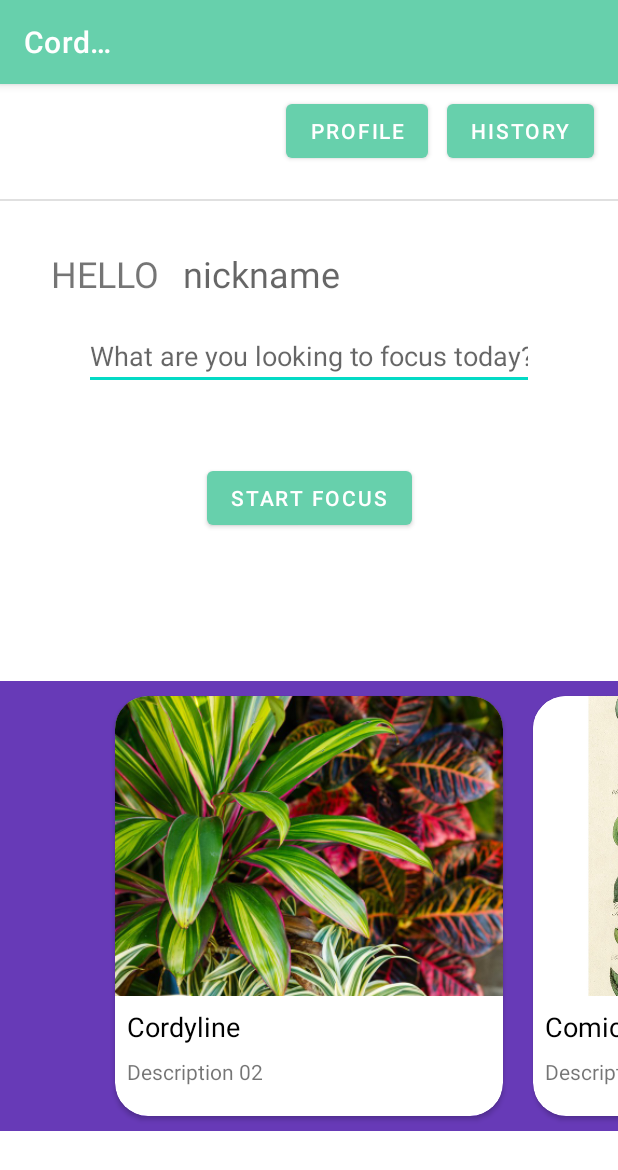
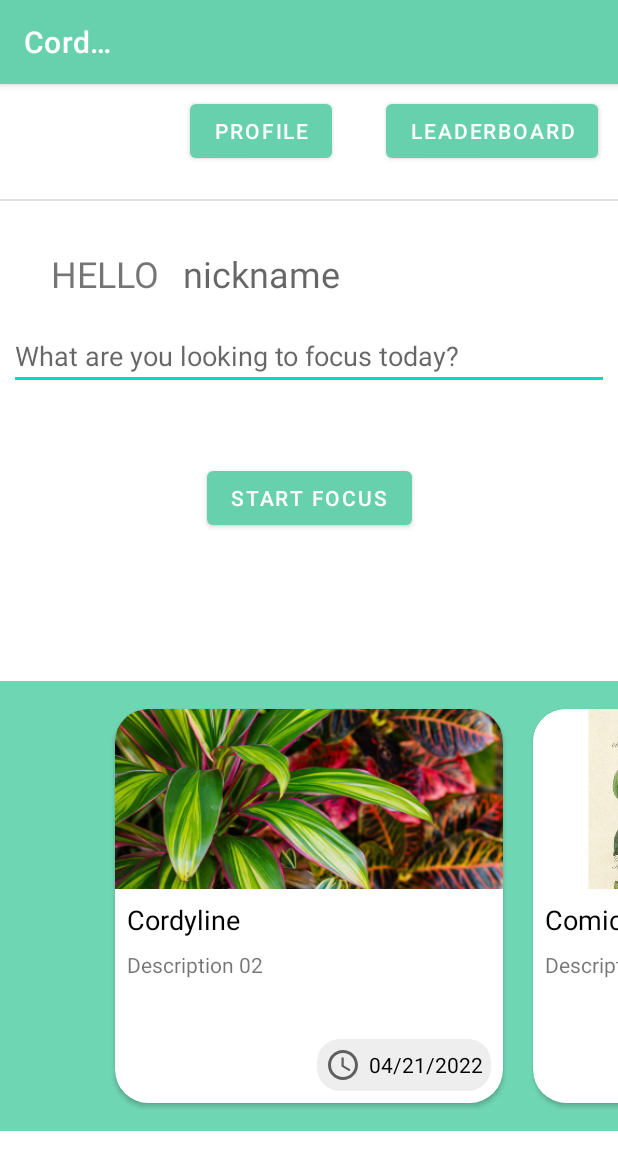
Before and after one commit to NovoZZZ/Absorb, an Android app: the MenuActivity screen opened directly, with no data from a screen before it, on a phone screen of 412 x 824 dp. Shown: the top 1170 px of the screen. Run offline under Robolectric (Android 15) with nearby library versions, the phone set to English and light mode, and no system bars.

Commit message:
update some changes on menu page; nickname, edittext extras needs fix

```diff
--- a/app/src/main/AndroidManifest.xml
+++ b/app/src/main/AndroidManifest.xml
@@ -36,7 +36,8 @@
             android:exported="false" />
         <activity
             android:name=".FocusActivity"
-            android:exported="false" />
+            android:exported="false"
+            android:parentActivityName=".MenuActivity"/>
         <activity
             android:name=".MainActivity"
             android:exported="true" >
--- a/app/src/main/java/edu/neu/absorb/FocusActivity.java
+++ b/app/src/main/java/edu/neu/absorb/FocusActivity.java
@@ -55,6 +55,12 @@ public class FocusActivity extends AppCompatActivity implements SensorEventListe
     protected void onCreate(Bundle savedInstanceState) {
         super.onCreate(savedInstanceState);
         setContentView(R.layout.activity_focus);
+
+        //todo: put description from menu page to etFocusDescription
+        // but cannot settext to and putExtras from etFocusDescription at same time in onCreate 4/28
+        Intent intent = getIntent();
+        String descriptionFromMenu = intent.getStringExtra(MenuActivity.EXTRA_DESCRIPTION);
+
 
         tvFocusTime = findViewById(R.id.tv_focus_time);
         etFocusDescription = findViewById(R.id.et_focus_description);
--- a/app/src/main/java/edu/neu/absorb/MenuActivity.java
+++ b/app/src/main/java/edu/neu/absorb/MenuActivity.java
@@ -4,14 +4,25 @@ import androidx.appcompat.app.ActionBar;
 import androidx.appcompat.app.AppCompatActivity;
 import androidx.viewpager.widget.ViewPager;
 
+import android.content.Context;
 import android.content.Intent;
 import android.os.Bundle;
 import android.view.View;
 import android.widget.Button;
+import android.widget.EditText;
+import android.widget.TextView;
+
+import com.google.gson.Gson;
 
 import java.util.ArrayList;
+import java.util.List;
+
+import edu.neu.absorb.utils.FileUtil;
+import edu.neu.absorb.utils.MyApplication;
 
 public class MenuActivity extends AppCompatActivity {
+
+    public static final String EXTRA_DESCRIPTION = "edu.neu.absorb.EXTRA_DESCRIPTION";
 
     //actionbar
     private ActionBar actionBar;
@@ -19,11 +30,16 @@ public class MenuActivity extends AppCompatActivity {
     //UI Views
     private ViewPager viewPager;
 
-    // History/ profile page
-    private Button historyPage;
+    // profile/ leaderboard page
+    private Button btn_leaderBoard;
+    // focus page
+    private Button btn_startFocus;
 
     private ArrayList<MenuModel> modelArrayList;
     private MenuAdapter myAdapter;
+
+    //set userid to textview
+    private TextView tv_nickname;
 
     @Override
     protected void onCreate(Bundle savedInstanceState) {
@@ -37,12 +53,25 @@ public class MenuActivity extends AppCompatActivity {
         viewPager = findViewById(R.id.viewPager);
         loadCards();
 
-        // init history page
-        historyPage = findViewById(R.id.btn_history);
-        historyPage.setOnClickListener(new View.OnClickListener() {
+        //set nickname to et
+        TextView tv_nickname = findViewById(R.id.tv_nickname);
+        setNickName();
+
+        // init leaderboard page
+        btn_leaderBoard = findViewById(R.id.btn_leaderboard);
+        btn_leaderBoard.setOnClickListener(new View.OnClickListener() {
             @Override
             public void onClick(View view) {
-                openHistoryPage();
+                openLeaderBoardPage();
+            }
+        });
+
+        // open focus page
+        btn_startFocus = findViewById(R.id.btn_startFocus);
+        btn_startFocus.setOnClickListener(new View.OnClickListener() {
+            @Override
+            public void onClick(View view) {
+                openFocusPage();
             }
         });
 
@@ -67,8 +96,27 @@ public class MenuActivity extends AppCompatActivity {
         });
     }
 
-    public void openHistoryPage() {
-        Intent intent = new Intent(this, HistoryActivity.class);
+    private void openFocusPage() {
+        EditText focusTask = (EditText) findViewById(R.id.et_focus_description);
+        String focusDescription = focusTask.getText().toString();
+
+        Intent intent = new Intent(this,FocusActivity.class);
+        intent.putExtra(EXTRA_DESCRIPTION,focusDescription);
+        startActivity(intent);
+    }
+
+    private void setNickName() {
+
+        //Todo: how to get username? 4/28
+        //get username
+        //String userName =
+        //set username to tv
+        //tv_nickname.setText(userName);
+
+    }
+
+    public void openLeaderBoardPage() {
+        Intent intent = new Intent(this, LeaderboardActivity.class);
         startActivity(intent);
     }
 
--- a/app/src/main/res/layout/activity_menu.xml
+++ b/app/src/main/res/layout/activity_menu.xml
@@ -46,23 +46,24 @@
         android:layout_height="wrap_content"
         android:text="profile"
         app:layout_constraintBottom_toBottomOf="parent"
+
         app:layout_constraintEnd_toEndOf="parent"
+        app:layout_constraintHorizontal_bias="0.40"
         app:layout_constraintStart_toStartOf="parent"
         app:layout_constraintTop_toTopOf="parent"
-        app:layout_constraintVertical_bias="0.01"
-        app:layout_constraintHorizontal_bias="0.60"/>
+        app:layout_constraintVertical_bias="0.01" />
 
     <Button
-        android:id="@+id/btn_history"
+        android:id="@+id/btn_leaderboard"
         android:layout_width="wrap_content"
         android:layout_height="wrap_content"
-        android:text="history"
+        android:text="leaderboard"
         app:layout_constraintBottom_toBottomOf="parent"
         app:layout_constraintEnd_toEndOf="parent"
+        app:layout_constraintHorizontal_bias="0.95"
         app:layout_constraintStart_toStartOf="parent"
         app:layout_constraintTop_toTopOf="parent"
-        app:layout_constraintVertical_bias="0.01"
-        app:layout_constraintHorizontal_bias="0.95"/>
+        app:layout_constraintVertical_bias="0.01" />
 
     <Button
         android:id="@+id/btn_startFocus"
@@ -77,7 +78,7 @@
 
     <EditText
         android:id="@+id/ed_description"
-        android:layout_width="300dp"
+        android:layout_width="400dp"
         android:layout_height="wrap_content"
         android:layout_marginTop="16dp"
         android:ems="10"
@@ -97,7 +98,7 @@
         android:id="@+id/relativeLayout"
         android:layout_width="match_parent"
         android:layout_height="300dp"
-        android:background="#673AB7"
+        android:background="#6FD6B3"
         app:layout_constraintBottom_toBottomOf="parent"
         app:layout_constraintTop_toTopOf="parent"
         app:layout_constraintVertical_bias="0.85">
--- a/app/src/main/res/layout/menu_card_item.xml
+++ b/app/src/main/res/layout/menu_card_item.xml
@@ -19,7 +19,7 @@
             <ImageView
                 android:id="@+id/bannerIv"
                 android:layout_width="match_parent"
-                android:layout_height="200dp"
+                android:layout_height="120dp"
                 android:src="@drawable/cordyline"
                 android:scaleType="centerCrop"/>
 
```
